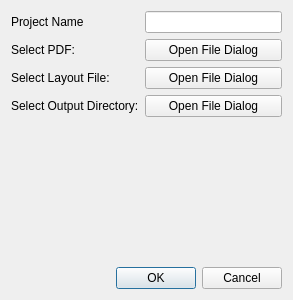
The window that src/widgets/dialogs/openprojectdialog.ui (Bubu-Droid/isophine) describes before a commit, drawn with Qt 5.
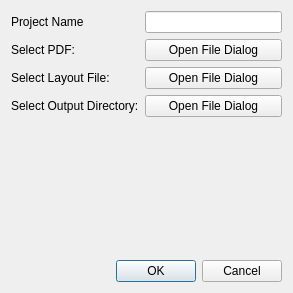
The same window after the commit.

Commit message: feat: add spinboxes for entering bound box dimensions in new project dialog

```diff
--- a/src/widgets/dialogs/openprojectdialog.ui
+++ b/src/widgets/dialogs/openprojectdialog.ui
@@ -7,15 +7,9 @@
     <x>0</x>
     <y>0</y>
     <width>293</width>
-    <height>300</height>
+    <height>293</height>
    </rect>
   </property>
-  <property name="sizePolicy">
-   <sizepolicy hsizetype="Fixed" vsizetype="Fixed">
-    <horstretch>0</horstretch>
-    <verstretch>0</verstretch>
-   </sizepolicy>
-  </property>
   <layout class="QGridLayout" name="gridLayout">
    <item row="0" column="0">
     <layout class="QFormLayout" name="formLayout">
```
Left out of the diff: 2 changed lines with no effect on the pictures. The commit also changes 1 other file.
